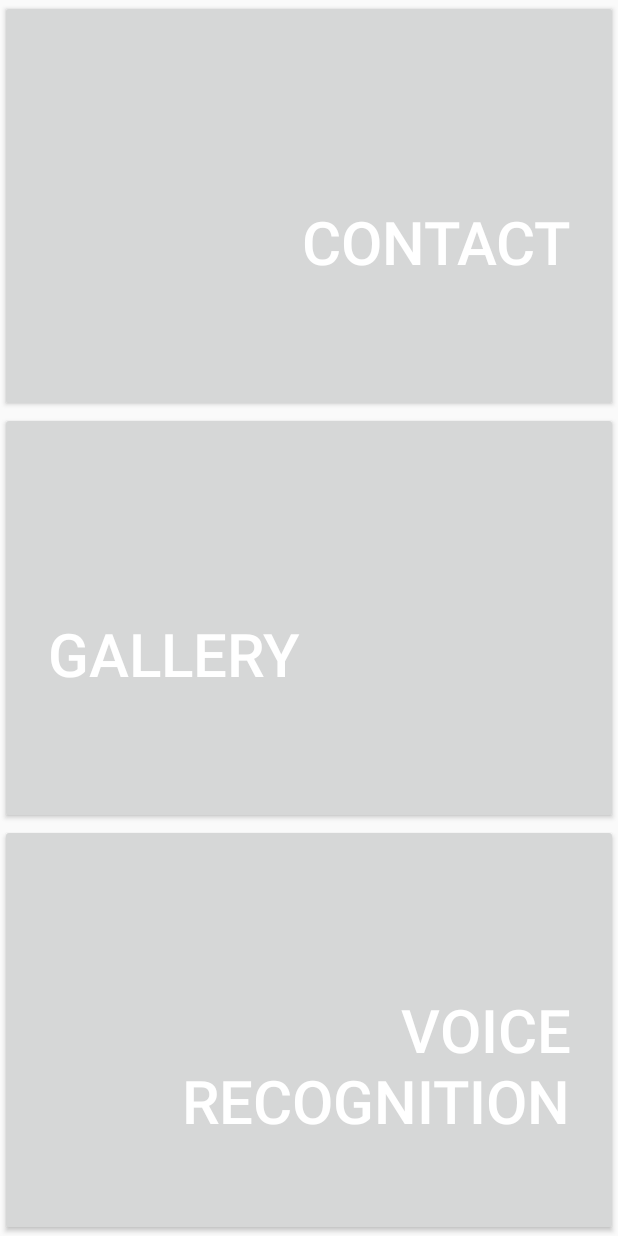
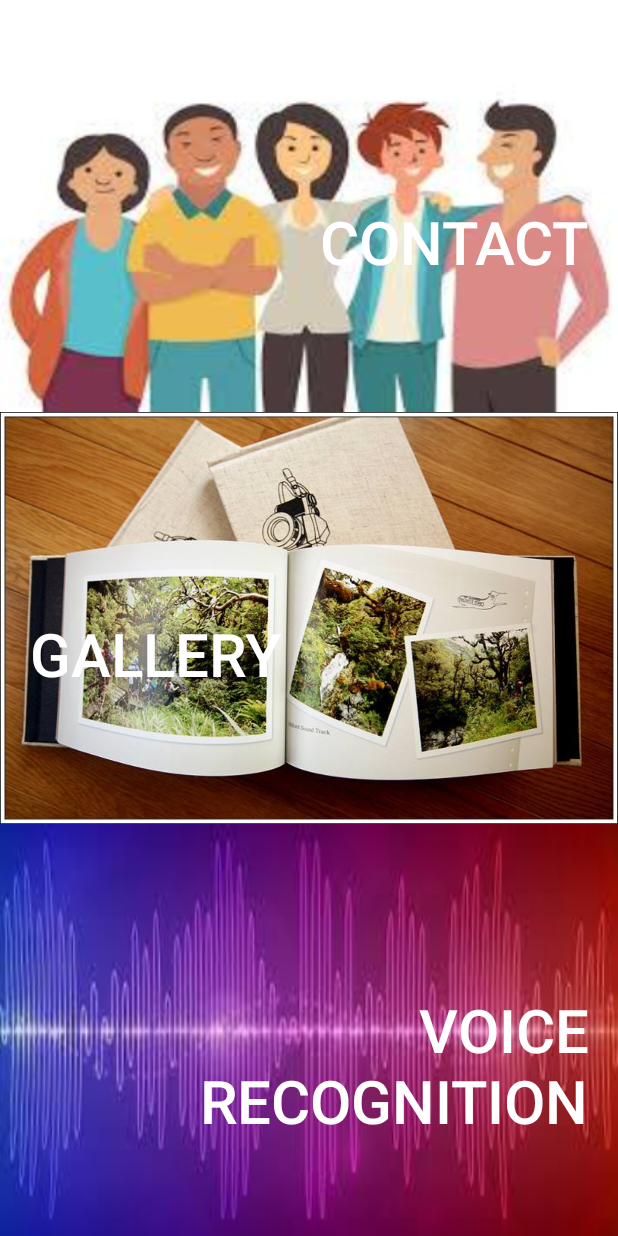
Before and after one commit to skylove308/SecondApplication, an Android app: the screen it shows after launch (MainActivity), on a phone screen of 412 x 824 dp. Run offline under Robolectric (Android 15) with nearby library versions, the phone set to English and light mode, and no system bars.

Commit message:
decorate main activity

```diff
--- a/app/src/main/res/layout/activity_main.xml
+++ b/app/src/main/res/layout/activity_main.xml
@@ -17,6 +17,7 @@
         android:text="\nContact  "
         android:textAlignment="textEnd"
         android:textColor="#FFFFFFFF"
+        android:background="@drawable/back_a"
         android:textSize="40sp"
         />
     <!--android:background="@drawable/background_a"-->
@@ -30,6 +31,7 @@
         android:text="\n  GALLERY"
         android:textAlignment="textStart"
         android:textColor="#FFFFFFFF"
+        android:background="@drawable/back_b"
         android:textSize="40sp" />
     <!--android:background="@drawable/background_b"-->
     <Button
@@ -41,6 +43,7 @@
         android:text="\nVOICE  \nRECOGNITION  "
         android:textAlignment="textEnd"
         android:textColor="#FFFFFFFF"
+        android:background="@drawable/back_c"
         android:textSize="40sp" />
     <!--android:background="@drawable/background_c"-->
 </LinearLayout>
```
Also changed, not shown: app/src/main/res/drawable/back_a.jpg (added), app/src/main/res/drawable/back_b.jpg (added), app/src/main/res/drawable/back_c.jpg (added).
